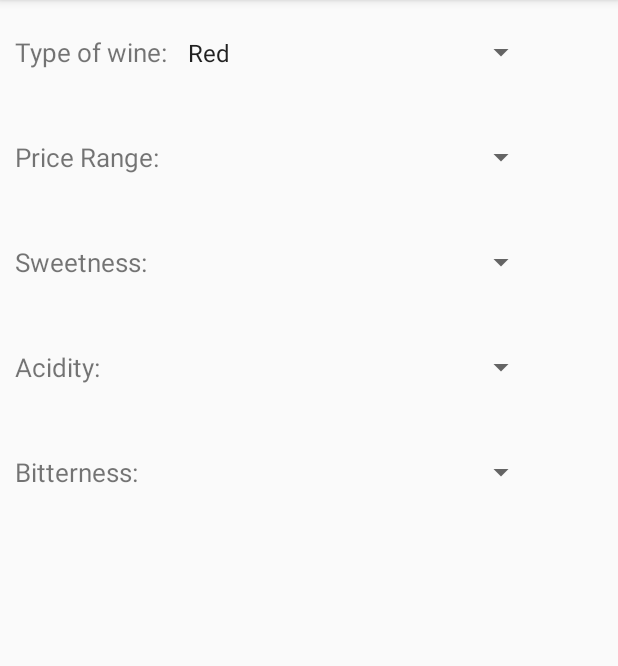
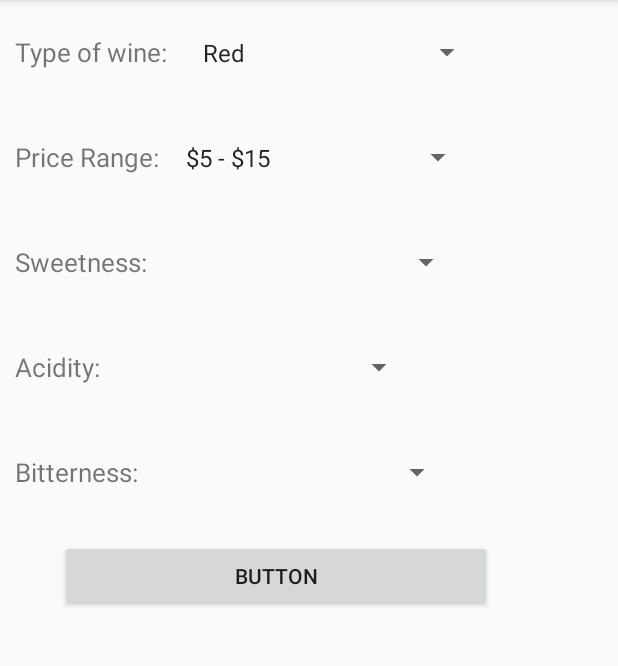
Before and after one commit to dot2/WineTenders, an Android app: the screen it shows after launch (MainActivity), on a phone screen of 412 x 824 dp, the part 84-750 px from its top. Run offline under Robolectric (Android 15) with nearby library versions, the phone set to English and light mode, and no system bars.

Commit message:
Laid out all necessary components on the activity_main.xml

```diff
--- a/app/src/main/java/com/winetenders/msis4363/winetenders/MainActivity.java
+++ b/app/src/main/java/com/winetenders/msis4363/winetenders/MainActivity.java
@@ -12,7 +12,7 @@ public class MainActivity extends AppCompatActivity {
         super.onCreate(savedInstanceState);
         setContentView(R.layout.activity_main);
 
-        // Testing the dropdown spinner
+        // Testing the dropdown spinner with fake data
         Spinner spinner = (Spinner) findViewById(R.id.spinner);
         // Create an ArrayAdapter using the string array and a default spinner layout
         ArrayAdapter<CharSequence> adapter = ArrayAdapter.createFromResource(this,
@@ -22,6 +22,16 @@ public class MainActivity extends AppCompatActivity {
         // Apply the adapter to the spinner
         spinner.setAdapter(adapter);
 
+        // Testing the dropdown spinner with fake data
+        Spinner priceSpinner = (Spinner) findViewById(R.id.priceSpinner);
+        // Create an ArrayAdapter using the string array and a default spinner layout
+        ArrayAdapter<CharSequence> priceAdapter = ArrayAdapter.createFromResource(this,
+                R.array.price_array, android.R.layout.simple_spinner_item);
+        // Specify the layout to use when the list of choices appears
+        priceAdapter.setDropDownViewResource(android.R.layout.simple_spinner_dropdown_item);
+        // Apply the adapter to the spinner
+        priceSpinner.setAdapter(priceAdapter);
+
     }
 
 }
--- a/app/src/main/res/layout/activity_main.xml
+++ b/app/src/main/res/layout/activity_main.xml
@@ -18,12 +18,15 @@
             android:layout_height="wrap_content"
             android:layout_margin="10dp"
             android:layout_marginBottom="0dp"
+            android:elevation="0dp"
+            android:gravity="center_vertical"
             android:orientation="horizontal">
 
             <TextView
                 android:id="@+id/textView"
                 android:layout_width="wrap_content"
                 android:layout_height="wrap_content"
+                android:layout_marginRight="10dp"
                 android:text="Type of wine:"
                 android:textSize="17dp"
                 tools:layout_editor_absoluteX="80dp"
@@ -31,7 +34,7 @@
 
             <Spinner
                 android:id="@+id/spinner"
-                android:layout_width="match_parent"
+                android:layout_width="200dp"
                 android:layout_height="50dp"
                 android:padding="5dp" />
 
@@ -50,6 +53,7 @@
                 android:id="@+id/priceTextView"
                 android:layout_width="wrap_content"
                 android:layout_height="wrap_content"
+                android:layout_marginRight="10dp"
                 android:text="Price Range:"
                 android:textSize="17dp"
                 tools:layout_editor_absoluteX="80dp"
@@ -57,7 +61,7 @@
 
             <Spinner
                 android:id="@+id/priceSpinner"
-                android:layout_width="match_parent"
+                android:layout_width="200dp"
                 android:layout_height="50dp" />
 
         </LinearLayout>
@@ -75,6 +79,7 @@
                 android:id="@+id/sweetnessTextView"
                 android:layout_width="wrap_content"
                 android:layout_height="wrap_content"
+                android:layout_marginRight="10dp"
                 android:text="Sweetness:"
                 android:textSize="17dp"
                 tools:layout_editor_absoluteX="80dp"
@@ -82,7 +87,7 @@
 
             <Spinner
                 android:id="@+id/sweetnesSpinner"
-                android:layout_width="match_parent"
+                android:layout_width="200dp"
                 android:layout_height="50dp" />
 
         </LinearLayout>
@@ -100,6 +105,7 @@
                 android:id="@+id/acidityTextView"
                 android:layout_width="wrap_content"
                 android:layout_height="wrap_content"
+                android:layout_marginRight="10dp"
                 android:text="Acidity:"
                 android:textSize="17dp"
                 tools:layout_editor_absoluteX="80dp"
@@ -107,7 +113,7 @@
 
             <Spinner
                 android:id="@+id/aciditySpinner"
-                android:layout_width="match_parent"
+                android:layout_width="200dp"
                 android:layout_height="50dp" />
 
         </LinearLayout>
@@ -125,6 +131,7 @@
                 android:id="@+id/bitternessTextView"
                 android:layout_width="wrap_content"
                 android:layout_height="wrap_content"
+                android:layout_marginRight="10dp"
                 android:text="Bitterness:"
                 android:textSize="17dp"
                 tools:layout_editor_absoluteX="80dp"
@@ -132,10 +139,20 @@
 
             <Spinner
                 android:id="@+id/bitternessSpinner"
-                android:layout_width="match_parent"
+                android:layout_width="200dp"
                 android:layout_height="50dp" />
 
         </LinearLayout>
+
+        <Button
+            android:id="@+id/submitBtn"
+            android:layout_width="match_parent"
+            android:layout_height="wrap_content"
+            android:layout_marginLeft="40dp"
+            android:layout_marginRight="40dp"
+            android:layout_marginTop="10dp"
+            android:text="Button" />
+
     </LinearLayout>
 
 </android.support.constraint.ConstraintLayout>
--- a/app/src/main/res/values/strings.xml
+++ b/app/src/main/res/values/strings.xml
@@ -12,4 +12,11 @@
         <item>Uranus</item>
         <item>Neptune</item>
     </string-array>
+
+    //String array to test dropdown options, replace later.
+    <string-array name="price_array">
+        <item>$5 - $15</item>
+        <item>$5 - $15</item>
+        <item>$5 - $15</item>
+    </string-array>
 </resources>
```
